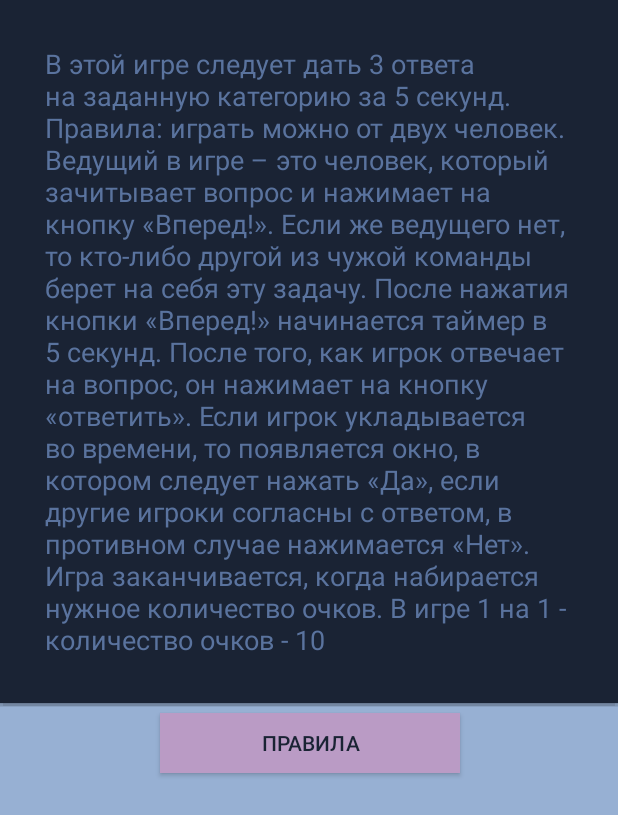
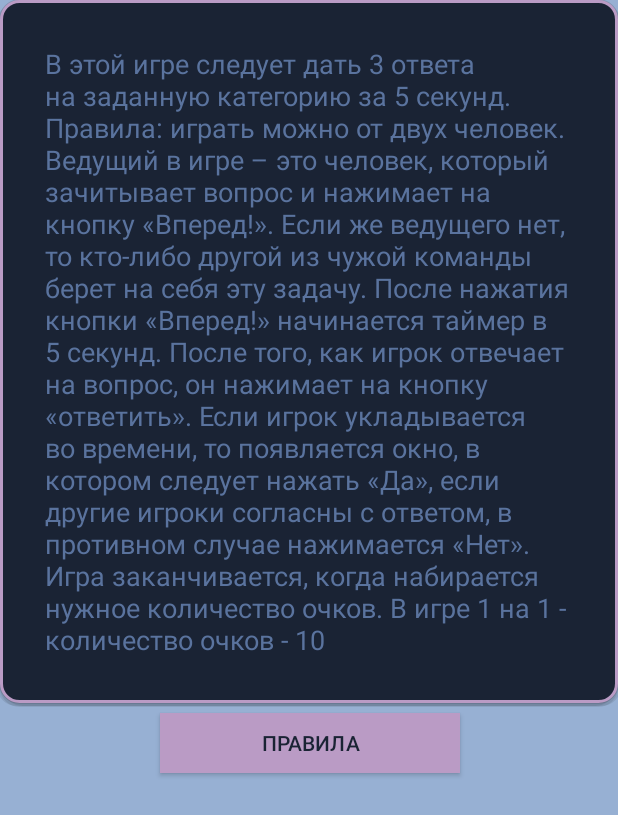
Before and after one commit to ETS-Android3/FiveSecondsRule, an Android app: the screen it shows after launch (MainActivity), after a tap on "ПРАВИЛА", on a phone screen of 412 x 824 dp. Shown: the top 815 px of the screen. Run offline under Robolectric (Android 15) with nearby library versions, the phone set to English and light mode, and no system bars; Roboto replaces fonts that are not available here.

Commit message:
change popup layout style
add animation, add rounded corners

```diff
--- a/app/src/main/java/com/example/a5sec/MainActivity.java
+++ b/app/src/main/java/com/example/a5sec/MainActivity.java
@@ -8,6 +8,8 @@ import android.view.Gravity;
 import android.view.LayoutInflater;
 import android.view.MotionEvent;
 import android.view.View;
+import android.view.animation.Animation;
+import android.view.animation.AnimationUtils;
 import android.widget.LinearLayout;
 import android.widget.PopupWindow;
 
@@ -35,6 +37,8 @@ public class MainActivity extends AppCompatActivity {
                 getSystemService(LAYOUT_INFLATER_SERVICE);
         View popupView = inflater.inflate(R.layout.popup_window, null);
 
+        Animation animation = AnimationUtils.loadAnimation(this, R.anim.slide_up);
+        popupView.setAnimation(animation);
         int width = LinearLayout.LayoutParams.WRAP_CONTENT;
         int height = LinearLayout.LayoutParams.WRAP_CONTENT;
         boolean focusable = true; // lets taps outside the popup also dismiss it
--- /dev/null
+++ b/app/src/main/res/anim/slide_up.xml
@@ -0,0 +1,7 @@
+<?xml version="1.0" encoding="utf-8"?>
+<set xmlns:android="http://schemas.android.com/apk/res/android">
+    <translate
+        android:duration="500"
+        android:fromYDelta="100%"
+        android:toYDelta="0"/>
+</set>
--- /dev/null
+++ b/app/src/main/res/drawable/rounded_corner_view.xml
@@ -0,0 +1,14 @@
+<?xml version="1.0" encoding="utf-8"?>
+<shape
+    xmlns:android="http://schemas.android.com/apk/res/android"
+    android:shape="rectangle">
+
+    <corners android:radius="12dp" />
+
+    <!-- This is the border color -->
+    <stroke android:width="2dp" android:color="@color/pink" />
+
+    <!--- This is the background color -->
+    <solid android:color="@color/darkAccent" />
+
+</shape>
--- a/app/src/main/res/layout-large/popup_window.xml
+++ b/app/src/main/res/layout-large/popup_window.xml
@@ -9,7 +9,7 @@
         android:id="@+id/popup_window"
         android:layout_width="wrap_content"
         android:layout_height="wrap_content"
-        android:background="@color/darkAccent">
+        android:background="@drawable/rounded_corner_view">
 
         <TextView
             android:id="@+id/text_of_rules"
--- a/app/src/main/res/layout/popup_window.xml
+++ b/app/src/main/res/layout/popup_window.xml
@@ -9,7 +9,7 @@
         android:id="@+id/popup_window"
         android:layout_width="wrap_content"
         android:layout_height="wrap_content"
-        android:background="@color/darkAccent">
+        android:background="@drawable/rounded_corner_view">
 
         <TextView
             android:id="@+id/text_of_rules"
```
